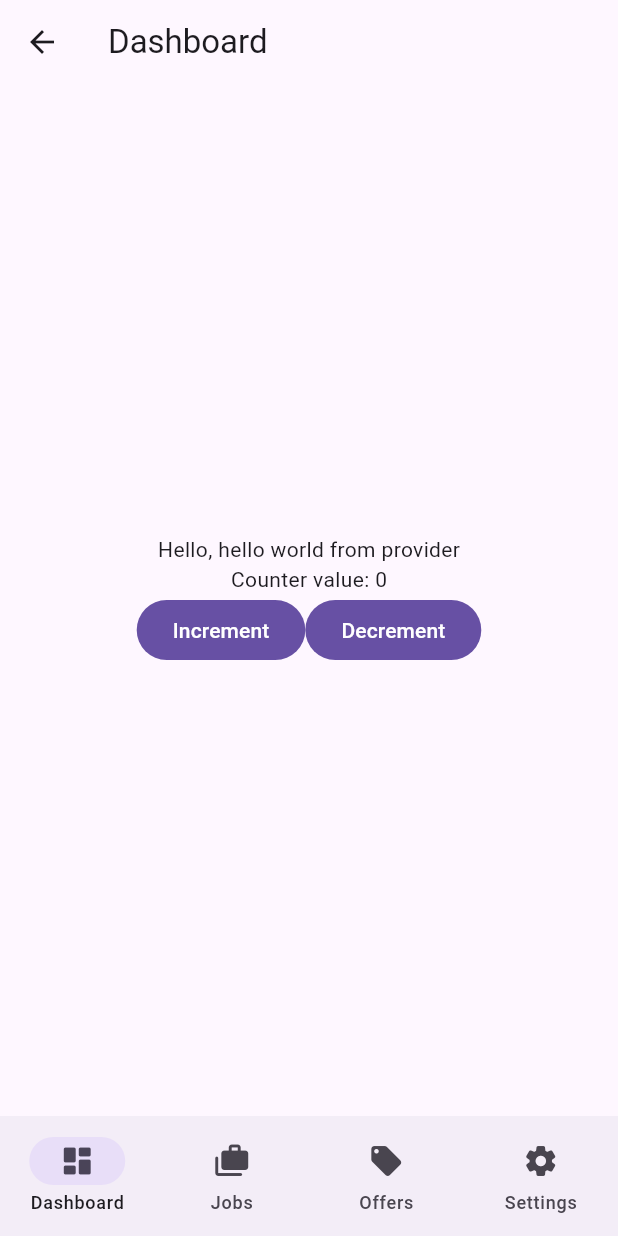
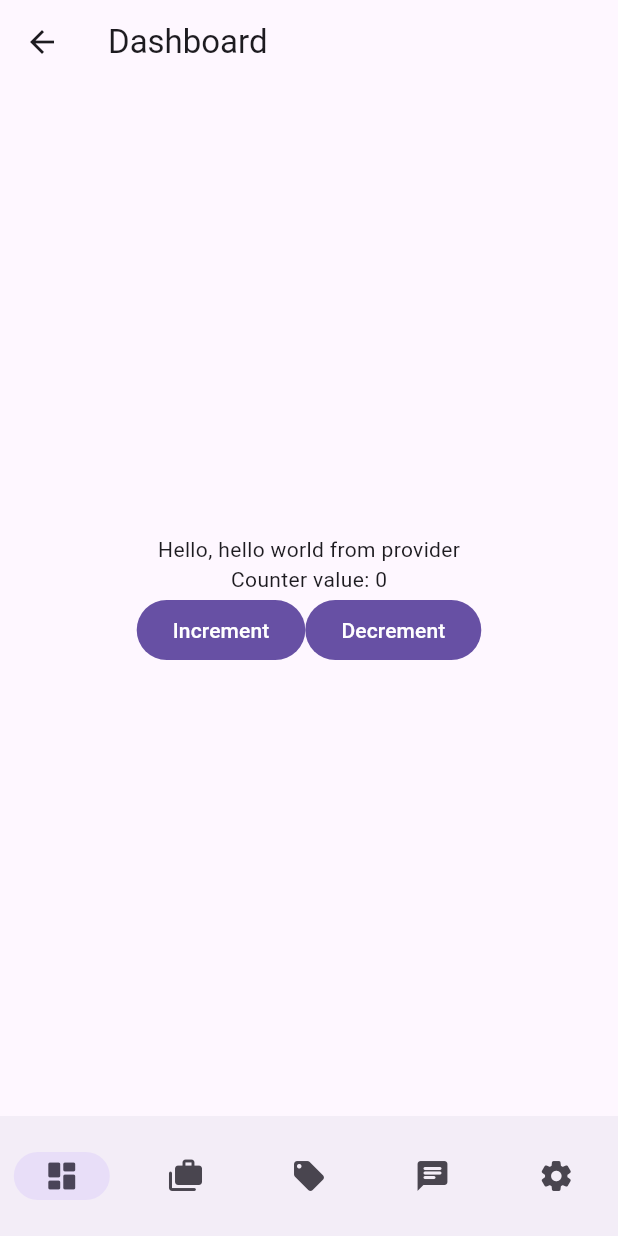
Before and after one commit to unitip/mobile, a Flutter app: the HomeScreen screen opened by its route, on a phone screen of 412 x 824 dp. Run offline on Flutter 3.47's test engine with Material 3 defaults, Android fonts, the phone set to English and light mode, and no system bars; our stand-ins replace auto_route, dartz, flutter_dotenv, flutter_hooks, freezed_annotation, hooks_riverpod and 2 more; accounts and stored records are empty; generated files the repository leaves out were written again; statements that could not run were skipped.

Commit message:
chore: home screens

```diff
--- a/lib/core/router/router.dart
+++ b/lib/core/router/router.dart
@@ -30,6 +30,7 @@ class AppRouter extends RootStackRouter {
             AutoRoute(page: HomeDashboardRoute.page),
             AutoRoute(page: HomeJobsRoute.page),
             AutoRoute(page: HomeOffersRoute.page),
+            AutoRoute(page: HomeChatsRoute.page),
             AutoRoute(page: HomeSettingsRoute.page),
           ],
         ),
--- a/lib/presentation/pages/home/screen.dart
+++ b/lib/presentation/screen/home/screen.dart
@@ -13,12 +13,14 @@ class HomeScreen extends StatelessWidget {
         HomeDashboardRoute(),
         HomeJobsRoute(),
         HomeOffersRoute(),
+        HomeChatsRoute(),
         HomeSettingsRoute(),
       ],
       bottomNavigationBuilder: (context, tabsRouter) {
         return NavigationBar(
           selectedIndex: tabsRouter.activeIndex,
           onDestinationSelected: tabsRouter.setActiveIndex,
+          labelBehavior: NavigationDestinationLabelBehavior.alwaysHide,
           destinations: const [
             NavigationDestination(
               icon: Icon(Icons.dashboard_rounded),
@@ -33,6 +35,10 @@ class HomeScreen extends StatelessWidget {
               label: 'Offers',
             ),
             NavigationDestination(
+              icon: Icon(Icons.chat_rounded),
+              label: 'Chats',
+            ),
+            NavigationDestination(
               icon: Icon(Icons.settings_rounded),
               label: 'Settings',
             ),
```
Also changed, not shown: lib/presentation/screen/home/subscreens/chats.dart (added, +12 -0 lines), lib/presentation/screen/home/subscreens/settings.dart (renamed from lib/presentation/pages/home/subpages/settings.dart, +7 -1 lines), lib/core/router/router.gr.dart, lib/presentation/screen/auth/screen.dart (renamed from lib/presentation/pages/auth/screen.dart), lib/presentation/screen/auth/screen.g.dart (renamed from lib/presentation/pages/auth/screen.g.dart), lib/presentation/screen/home/subscreens/dashboard.dart (renamed from lib/presentation/pages/home/subpages/dashboard.dart), lib/presentation/screen/home/subscreens/jobs.dart (renamed from lib/presentation/pages/home/subpages/jobs.dart), lib/presentation/screen/home/subscreens/offers.dart (renamed from lib/presentation/pages/home/subpages/offers.dart).
